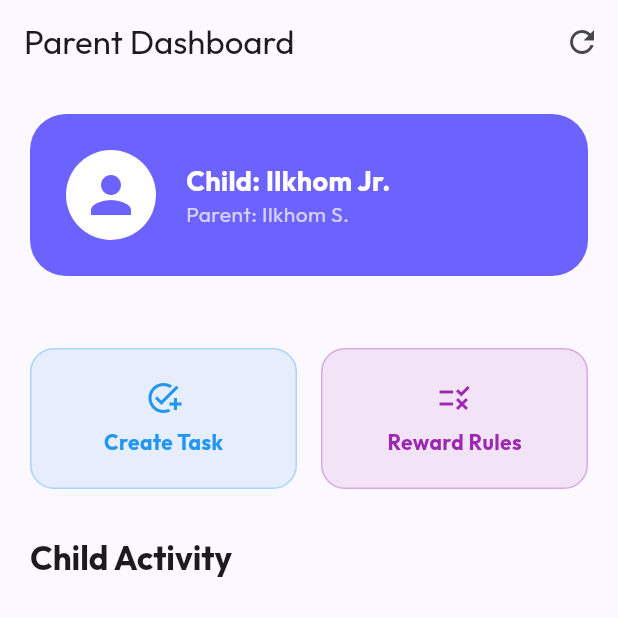
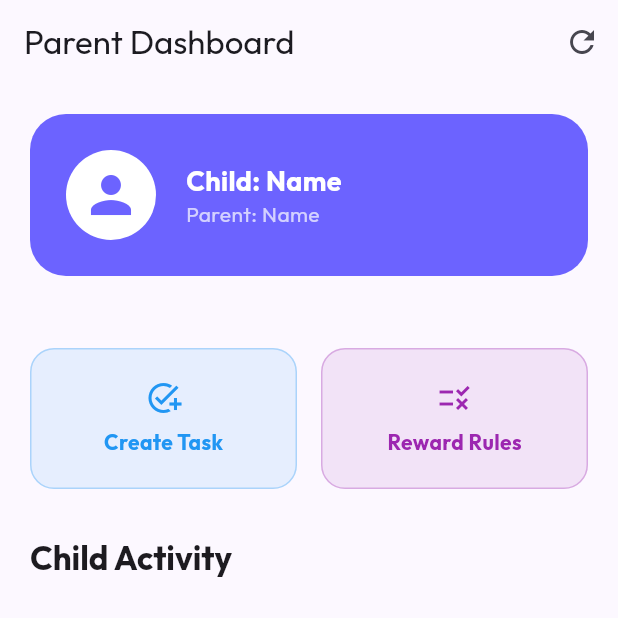
Before and after one commit to rizvonnavruzov8-stack/Safini_AI, a Flutter app: the ParentDashboard screen opened directly, on a phone screen of 412 x 824 dp, the top half of it. Run offline on Flutter 3.47's test engine with Material 3 defaults, Android fonts, the light colour scheme and no system bars; our stand-ins replace flutter_riverpod, font_awesome_flutter, google_fonts, hive, hive_flutter; accounts and stored records are empty.

Commit message:
changed the name

```diff
--- a/lib/ui/parent/parent_dashboard.dart
+++ b/lib/ui/parent/parent_dashboard.dart
@@ -69,11 +69,11 @@ class ParentDashboard extends ConsumerWidget {
             crossAxisAlignment: CrossAxisAlignment.start,
             children: [
               Text(
-                'Child: Ilkhom Jr.',
+                'Child: Name',
                 style: TextStyle(color: Colors.white, fontSize: 18, fontWeight: FontWeight.bold),
               ),
               Text(
-                'Parent: Ilkhom S.',
+                'Parent: Name',
                 style: TextStyle(color: Colors.white70, fontSize: 14),
               ),
             ],
```
